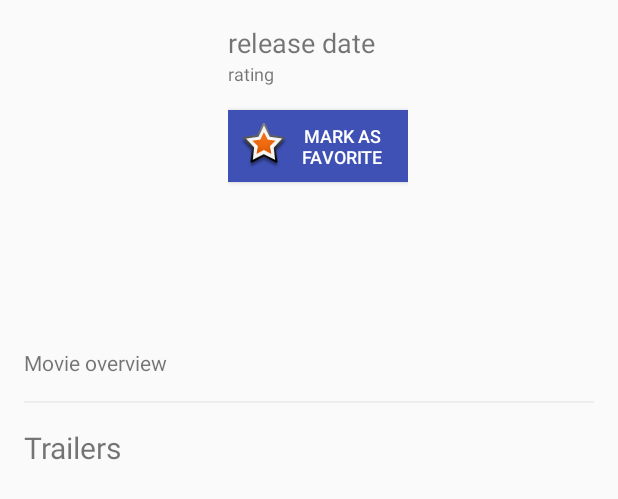
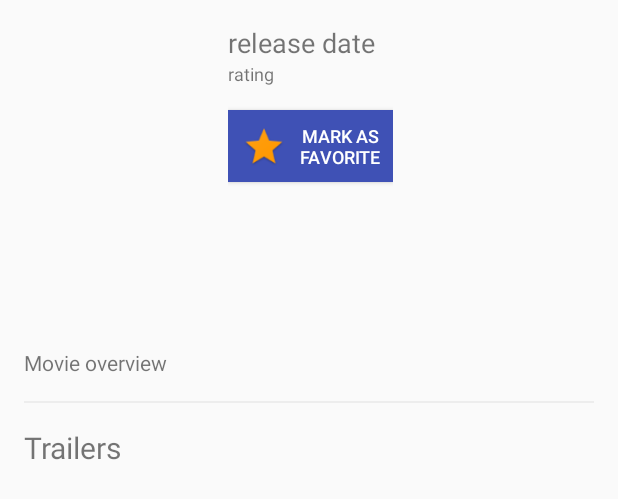
Before and after one commit to ahmedmatem/popular-movies-app, an Android app: the layout trailer_list_item_header.xml on its own in the app's theme, with its tools: preview values and no code run, on a phone screen of 412 x 824 dp. Shown: the top 499 px of the screen. Run offline under Robolectric (Android 15) with nearby library versions, the phone set to English and light mode, and no system bars.

Commit message:
Mark favorite movies

```diff
--- a/app/src/main/AndroidManifest.xml
+++ b/app/src/main/AndroidManifest.xml
@@ -14,6 +14,7 @@
         android:theme="@style/AppTheme">
         <activity
             android:name=".MainActivity"
+            android:launchMode="singleTop"
             android:label="@string/movies">
             <intent-filter>
                 <action android:name="android.intent.action.MAIN"/>
--- a/app/src/main/res/layout/trailer_list_item_header.xml
+++ b/app/src/main/res/layout/trailer_list_item_header.xml
@@ -45,15 +45,30 @@
 
             <Button
                 android:id="@+id/btn_favorite"
-                android:layout_width="120dp"
+                android:layout_width="wrap_content"
                 android:layout_height="wrap_content"
                 android:background="@drawable/button_selector"
-                android:drawableLeft="@android:drawable/star_big_on"
-                android:padding="8dp"
-                android:text="@string/button_favorite_text"
+                android:drawableLeft="@mipmap/ic_favorite_star"
+                android:text="@string/mark_text"
                 android:textColor="@android:color/white"
+                android:paddingRight="8dp"
+                android:paddingEnd="8dp"
                 android:textSize="12sp"
                 android:layout_gravity="bottom"/>
+
+            <Button
+                android:id="@+id/btn_unfavorite"
+                android:layout_width="wrap_content"
+                android:layout_height="wrap_content"
+                android:drawableLeft="@mipmap/ic_favorite_star"
+                android:text="@string/unmark_text"
+                android:textColor="@android:color/white"
+                android:paddingRight="8dp"
+                android:paddingEnd="8dp"
+                android:textSize="12sp"
+                android:background="@drawable/button_selector"
+                android:visibility="gone"/>
+
         </LinearLayout>
 
     </LinearLayout>
--- a/app/src/main/res/values/strings.xml
+++ b/app/src/main/res/values/strings.xml
@@ -4,6 +4,10 @@
     <string name="menu_item_most_popular">Most Popular</string>
     <string name="menu_item_top_rated">Top Rated</string>
     <string name="menu_item_favorite">Favorite</string>
+
+    <string name="title_popular_movies">Popular Movies</string>
+    <string name="title_top_rated_movies">Top Rated Movies</string>
+    <string name="title_favorite_movies">Favorite Movies</string>
 
     <string name="movies">Movies</string>
     <string name="movie_detail">Movie Detail</string>
@@ -15,6 +19,7 @@
 
     <string name="youtube_initialize_failure">Failure to initialize.</string>
     <string name="play_button_description">Press button to play trailer.</string>
-    <string name="button_favorite_text">Mark as favorite</string>
+    <string name="mark_text">Mark as\nfavorite</string>
+    <string name="unmark_text">Unmark as\nfavorite</string>
 
 </resources>
```
Also changed, not shown: app/src/main/java/com/example/android/popularmoviesapp/MainActivity.java (+61 -19 lines), app/src/main/java/com/example/android/popularmoviesapp/MovieDetailActivity.java (+15 -1 lines), app/src/main/java/com/example/android/popularmoviesapp/TrailerAdapter.java (+23 -9 lines), app/src/main/java/com/example/android/popularmoviesapp/data/MovieContentProvider.java (+21 -1 lines), app/src/main/java/com/example/android/popularmoviesapp/models/MovieDetail.java (+9 -0 lines), app/src/main/java/com/example/android/popularmoviesapp/utilities/NetworkUtils.java (+27 -0 lines), app/src/main/ic_favorite_star-web.png (added), app/src/main/res/mipmap-hdpi/ic_favorite_star.png (added), app/src/main/res/mipmap-mdpi/ic_favorite_star.png (added), app/src/main/res/mipmap-xhdpi/ic_favorite_star.png (added), app/src/main/res/mipmap-xxhdpi/ic_favorite_star.png (added), app/src/main/res/mipmap-xxxhdpi/ic_favorite_star.png (added).
